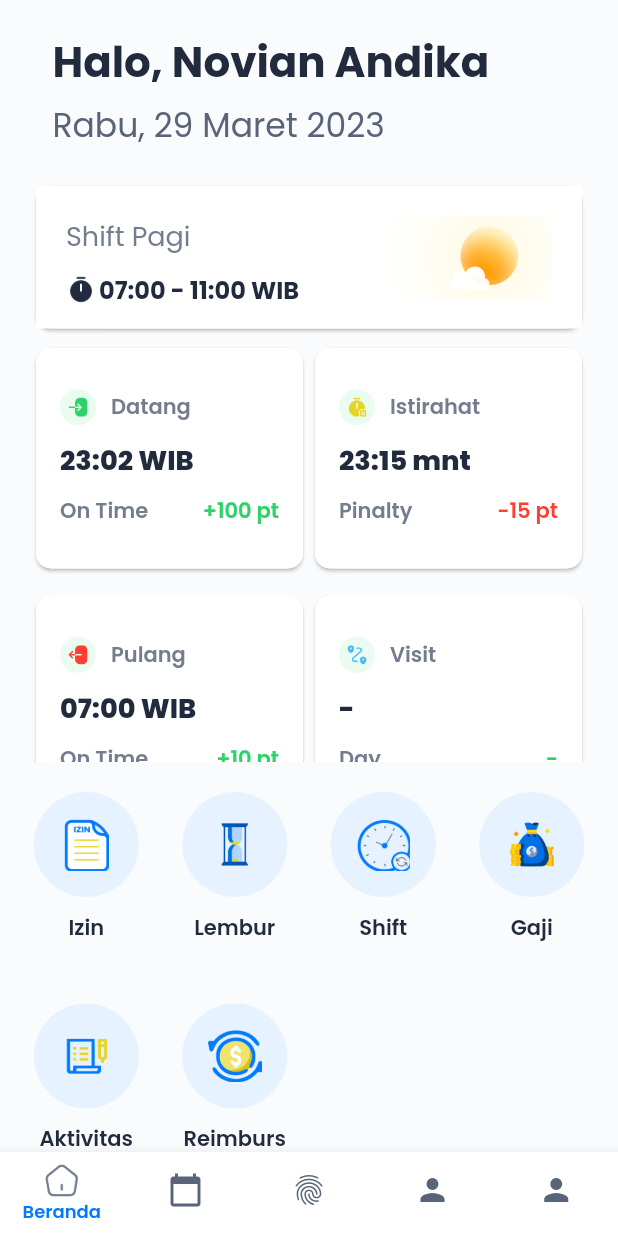
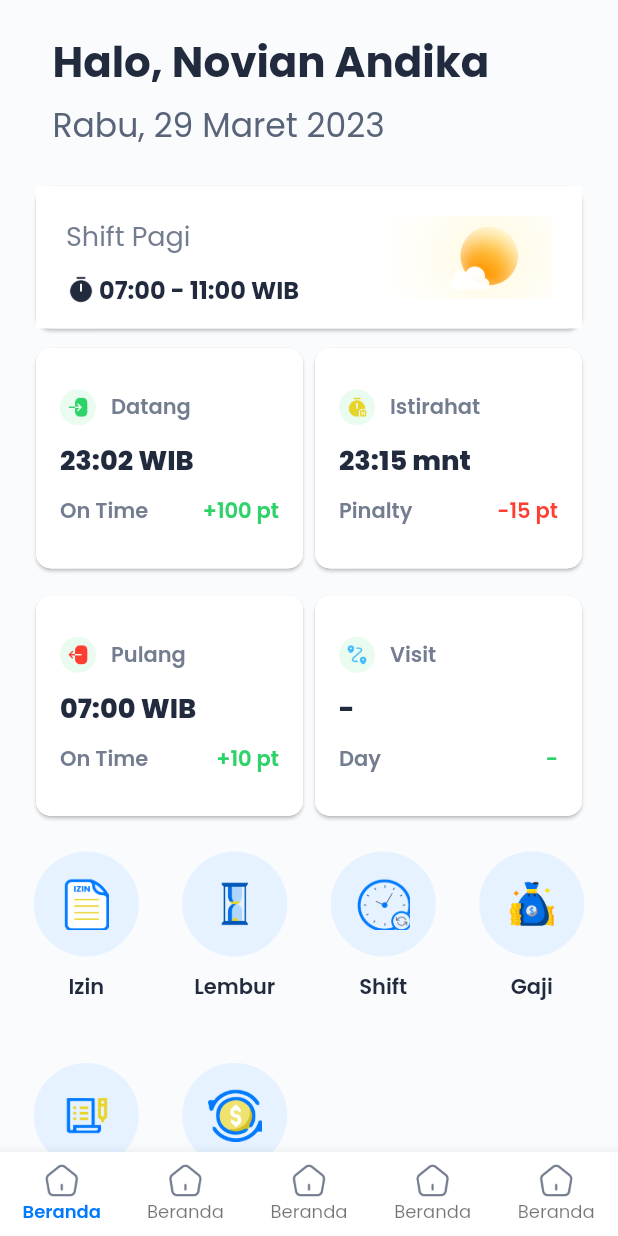
Before and after one commit to fleetimee/mudora-the-sword-oracle, a Flutter app: the screen it shows after launch, on a phone screen of 412 x 824 dp. Run offline on Flutter 3.47's test engine with Material 2 defaults, Android fonts, the phone set to English and light mode, and no system bars; our stand-ins replace awesome_dialog, currency_text_input_formatter, dotted_border, flex_color_scheme, flutter_form_builder, flutter_map and 4 more; missing offline and left inert: day_night_time_picker, form_builder_image_picker.

Commit message:
🚚 chore(routes): update route names for consistency 🚚 chore(home_menu_entities.dart): update route names for consistency 🚚 chore(add_activity_ui.dart): remove unused routeName constant 🚚 chore(home_ui.dart): remove unused routeName constants 🚚 chore(news_announcement_ui.dart): remove unused routeName constant 🎨 style(home_ui.dart): adjust height of GridView and SizedBox 🎨 style(home_ui.dart): adjust height of SizedBox 🎨 style(home_ui.dart): adjust height of SizedBox 🎨 style(home_ui.dart): adjust height of SizedBox 🎨 style(home_ui.dart): adjust height of SizedBox 🎨 style(home_ui.dart): adjust height of SizedBox 🎨 style(home_ui.dart): adjust height of SizedBox 🎨 style(home_ui.dart): adjust height of SizedBox 🎨 style(home_ui.dart): adjust height of SizedBox 🎨 style(home

```diff
--- a/lib/common/routes/routes.dart
+++ b/lib/common/routes/routes.dart
@@ -1,16 +1,16 @@
 import 'package:fleetime_hris/ui/pages/add_activity/add_activity_ui.dart';
+import 'package:fleetime_hris/ui/pages/add_overtime/add_overtime_ui.dart';
+import 'package:fleetime_hris/ui/pages/add_permission/add_permission_ui.dart';
+import 'package:fleetime_hris/ui/pages/add_reimbursement/add_reimbursement_ui.dart';
+import 'package:fleetime_hris/ui/pages/add_shift/add_shift_ui.dart';
 import 'package:fleetime_hris/ui/pages/news_announcement/news_announcement_ui.dart';
-import 'package:fleetime_hris/ui/pages/no_connection/no_connection_ui.dart';
-import 'package:fleetime_hris/ui/pages/profile/profile_ui.dart';
-import 'package:fleetime_hris/ui/pages/signin/signin_ui.dart';
-import 'package:fleetime_hris/ui/pages/visit/visit_ui.dart';
 import 'package:flutter/material.dart';
 
 final Map<String, WidgetBuilder> routes = {
-  LoginPage.routeName: (context) => const LoginPage(),
-  NoConnectionPage.routeName: (context) => const NoConnectionPage(),
-  ProfilePage.routeName: (context) => const ProfilePage(),
-  NewsAnnouncementPage.routeName: (context) => const NewsAnnouncementPage(),
-  AddActivityPage.routeName: (context) => const AddActivityPage(),
-  VisitPage.routeName: (context) => const VisitPage(),
+  '/add_activity': (context) => const AddActivityPage(),
+  '/add_permission': (context) => const AddPermissionPage(),
+  '/add_overtime': (context) => const AddOvertimePage(),
+  '/add_shift': (context) => const AddShiftPage(),
+  '/add_reimbursement': (context) => const AddReimbursementPage(),
+  '/news_announcement': (context) => const NewsAnnouncementPage(),
 };
--- a/lib/data/entities/home_menu_entities.dart
+++ b/lib/data/entities/home_menu_entities.dart
@@ -3,44 +3,44 @@ import 'package:fleetime_hris/common/constant/string_constant.dart';
 class HomeMenuEntities {
   final String menuName;
   final String imagePath;
-  final void Function()? onPressed;
+  final String routeName;
 
   const HomeMenuEntities({
     required this.menuName,
     required this.imagePath,
-    this.onPressed,
+    required this.routeName,
   });
 }
 
 final List<HomeMenuEntities> listViewMenu = [
-  HomeMenuEntities(
+  const HomeMenuEntities(
     menuName: StringConstant.menuIzin,
     imagePath: 'assets/images/home_ijin.png',
-    onPressed: () {},
+    routeName: '/add_permission',
   ),
-  HomeMenuEntities(
+  const HomeMenuEntities(
     menuName: StringConstant.menuLembur,
     imagePath: 'assets/images/home_lembur.png',
-    onPressed: () {},
+    routeName: '/add_overtime',
   ),
-  HomeMenuEntities(
+  const HomeMenuEntities(
     menuName: StringConstant.menuShift,
     imagePath: 'assets/images/home_shift.png',
-    onPressed: () {},
+    routeName: '/add_shift',
   ),
-  HomeMenuEntities(
+  const HomeMenuEntities(
     menuName: StringConstant.menuGaji,
     imagePath: 'assets/images/home_gaji.png',
-    onPressed: () {},
+    routeName: '',
   ),
-  HomeMenuEntities(
+  const HomeMenuEntities(
     menuName: StringConstant.menuAktivitas,
     imagePath: 'assets/images/home_aktivitas.png',
-    onPressed: () {},
+    routeName: '/add_activity',
   ),
-  HomeMenuEntities(
+  const HomeMenuEntities(
     menuName: StringConstant.menuReimburse,
     imagePath: 'assets/images/home_reimbursement.png',
-    onPressed: () {},
+    routeName: '/add_reimbursement',
   )
 ];
--- a/lib/main.dart
+++ b/lib/main.dart
@@ -1,3 +1,4 @@
+import 'package:fleetime_hris/common/routes/routes.dart';
 import 'package:fleetime_hris/common/themes/theme_data.dart';
 import 'package:fleetime_hris/ui/pages/home/home_ui.dart';
 import 'package:flutter/material.dart';
@@ -39,6 +40,7 @@ class MyApp extends StatelessWidget {
         Locale('id', 'ID'),
       ],
       locale: const Locale('id', 'ID'),
+      routes: routes,
     );
   }
 }
--- a/lib/ui/pages/add_activity/add_activity_ui.dart
+++ b/lib/ui/pages/add_activity/add_activity_ui.dart
@@ -8,8 +8,6 @@ import 'package:flutter/material.dart';
 import 'package:flutter_form_builder/flutter_form_builder.dart';
 
 class AddActivityPage extends StatefulWidget {
-  static const String routeName = '/add_activity';
-
   const AddActivityPage({super.key});
 
   @override
--- a/lib/ui/pages/home/components/home_ui_menu_card.dart
+++ b/lib/ui/pages/home/components/home_ui_menu_card.dart
@@ -17,7 +17,14 @@ class HomeMenuCard extends StatelessWidget {
       children: [
         InkWell(
           borderRadius: BorderRadius.circular(100),
-          onTap: listViewMenu[index].onPressed,
+          onTap: () {
+            listViewMenu[index].routeName != ''
+                ? Navigator.pushNamed(
+                    context,
+                    listViewMenu[index].routeName,
+                  )
+                : null;
+          },
           highlightColor: Colors.red,
           child: CircleAvatar(
             radius: 35,
--- a/lib/ui/pages/home/home_ui.dart
+++ b/lib/ui/pages/home/home_ui.dart
@@ -47,7 +47,7 @@ class HomePage extends StatelessWidget {
                         height: 5,
                       ),
                       SizedBox(
-                        height: 280,
+                        height: MediaQuery.of(context).size.height * 0.40,
                         child: GridView.builder(
                           physics: const NeverScrollableScrollPhysics(),
                           gridDelegate:
@@ -65,7 +65,7 @@ class HomePage extends StatelessWidget {
                         ),
                       ),
                       const SizedBox(
-                        height: 20,
+                        height: 10,
                       ),
                       SizedBox(
                         height: 250,
@@ -93,8 +93,8 @@ class HomePage extends StatelessWidget {
                         padding: const EdgeInsets.symmetric(horizontal: 15),
                         child: Row(
                           mainAxisAlignment: MainAxisAlignment.spaceBetween,
-                          children: const [
-                            Text(
+                          children: [
+                            const Text(
                               StringConstant.newsTitle,
                               style: TextStyle(
                                 fontSize: 22,
@@ -102,12 +102,21 @@ class HomePage extends StatelessWidget {
                                 color: AppColors.grayscaleTitle,
                               ),
                             ),
-                            Text(
-                              StringConstant.moreNews,
-                              style: TextStyle(
-                                fontSize: 14,
-                                fontWeight: FontWeight.w400,
-                                color: AppColors.grayscaleBody,
+                            InkWell(
+                              onTap: () {
+                                Navigator.of(context).pushNamed(
+                                  '/news_announcement',
+                                );
+                              },
+                              child: const Text(
+                                StringConstant.moreNews,
+                                style: TextStyle(
+                                  fontSize: 14,
+                                  fontWeight: FontWeight.w400,
+                                  color: AppColors.primaryBlue,
+                                  decoration: TextDecoration.underline,
+                                  decorationColor: AppColors.primaryBlue,
+                                ),
                               ),
                             ),
                           ],
@@ -152,7 +161,7 @@ class HomePage extends StatelessWidget {
             backgroundColor: Colors.white,
             type: BottomNavigationBarType.fixed,
             showSelectedLabels: true,
-            showUnselectedLabels: false,
+            showUnselectedLabels: true,
             selectedLabelStyle: const TextStyle(
               fontSize: 12,
               fontWeight: FontWeight.w600,
@@ -167,33 +176,41 @@ class HomePage extends StatelessWidget {
                 label: 'Beranda',
                 tooltip: 'Beranda',
               ),
-              const BottomNavigationBarItem(
-                icon: Icon(
-                  Icons.calendar_today,
-                  color: AppColors.grayscaleBody,
+              BottomNavigationBarItem(
+                icon: Image.asset(
+                  'assets/images/bottombar_home.png',
+                  width: 24,
+                  fit: BoxFit.contain,
                 ),
-                label: 'Calendar',
+                label: 'Beranda',
+                tooltip: 'Beranda',
               ),
-              const BottomNavigationBarItem(
-                icon: Icon(
-                  Icons.fingerprint,
-                  color: AppColors.grayscaleBody,
+              BottomNavigationBarItem(
+                icon: Image.asset(
+                  'assets/images/bottombar_home.png',
+                  width: 24,
+                  fit: BoxFit.contain,
                 ),
-                label: 'Notification',
+                label: 'Beranda',
+                tooltip: 'Beranda',
               ),
-              const BottomNavigationBarItem(
-                icon: Icon(
-                  Icons.person,
-                  color: AppColors.grayscaleBody,
+              BottomNavigationBarItem(
+                icon: Image.asset(
+                  'assets/images/bottombar_home.png',
+                  width: 24,
+                  fit: BoxFit.contain,
                 ),
-                label: 'Profile',
+                label: 'Beranda',
+                tooltip: 'Beranda',
               ),
-              const BottomNavigationBarItem(
-                icon: Icon(
-                  Icons.person,
-                  color: AppColors.grayscaleBody,
+              BottomNavigationBarItem(
+                icon: Image.asset(
+                  'assets/images/bottombar_home.png',
+                  width: 24,
+                  fit: BoxFit.contain,
                 ),
-                label: 'Profile',
+                label: 'Beranda',
+                tooltip: 'Beranda',
               ),
             ],
           )),
--- a/lib/ui/pages/news_announcement/news_announcement_ui.dart
+++ b/lib/ui/pages/news_announcement/news_announcement_ui.dart
@@ -42,6 +42,7 @@ class _NewsAnnouncementPageState extends State<NewsAnnouncementPage>
             indicatorSize: TabBarIndicatorSize.tab,
             isScrollable: false,
             unselectedLabelColor: AppColors.grayscalePlaceholder,
+            indicatorColor: AppColors.primaryBlue,
             controller: _tabController,
             tabs: const [
               Tab(
```
